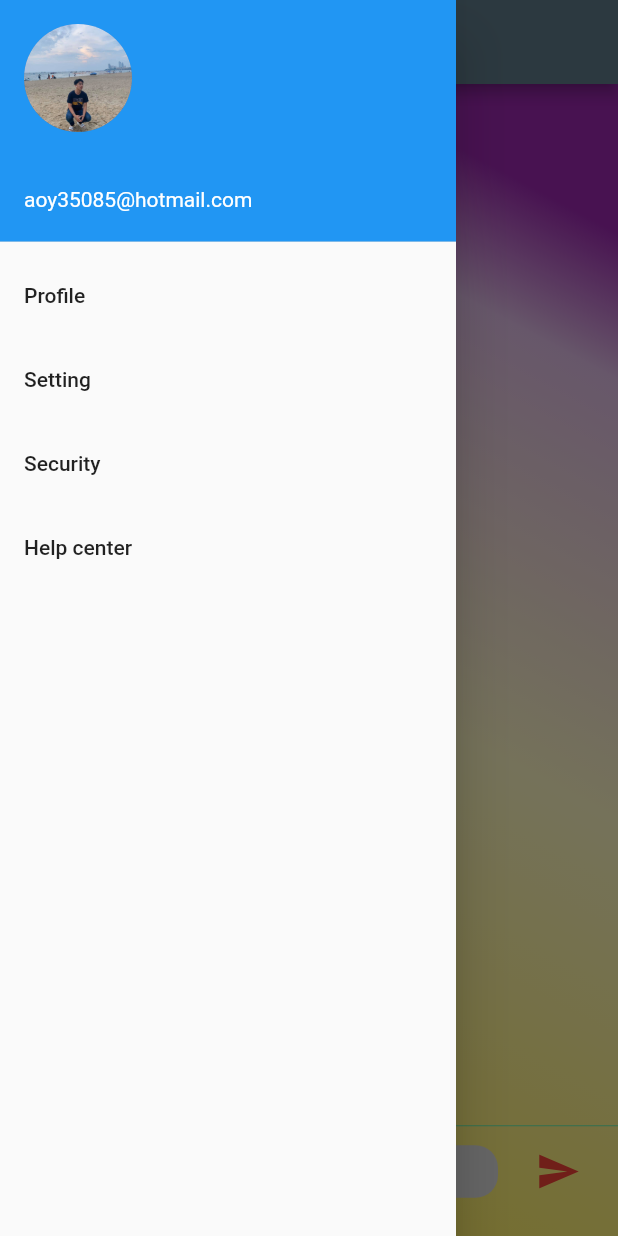
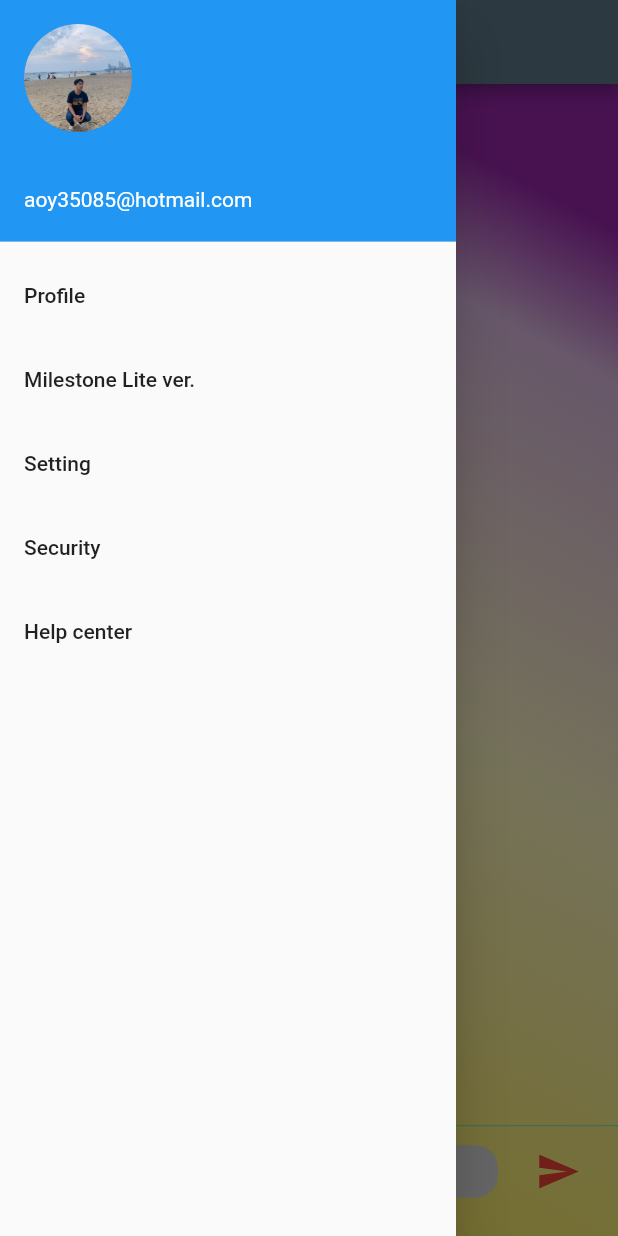
Before and after one commit to ProjectWhite/White, a Flutter app: the chatbot screen opened by its route, with the side drawer open, on a phone screen of 412 x 824 dp. Run offline on Flutter 3.47's test engine with Material 2 defaults, Android fonts, the phone set to English and light mode, and no system bars; our stand-ins replace bubble; missing offline and left inert: flutter_dialogflow.

Commit message:
Update chatbot.dart

```diff
--- a/flutter_appchatbot/lib/Pagechat/chatbot.dart
+++ b/flutter_appchatbot/lib/Pagechat/chatbot.dart
@@ -2,6 +2,7 @@ import 'dart:convert';
 
 import 'package:bubble/bubble.dart';
 import 'package:flutter/material.dart';
+import 'package:flutter_appchatbot/Pagechat/Milestone.dart';
 import 'package:flutter_dialogflow/dialogflow_v2.dart';
 import 'package:intl/intl.dart';
 import '../main.dart';
@@ -70,6 +71,17 @@ class _chatbotState extends State<chatbot> {
                 Navigator.push(context,
                     new MaterialPageRoute(
                       builder: (BuildContext context) => new AboutPage(),
+                    ));
+              },
+            ),
+            new ListTile(
+              title: new Text('Milestone Lite ver.'),
+              onTap: (){
+                // ignore: unnecessary_statements
+                Navigator.of(context).pop();
+                Navigator.push(context,
+                    new MaterialPageRoute(
+                      builder: (BuildContext context) => new Milestone(),
                     ));
               },
             ),
```
